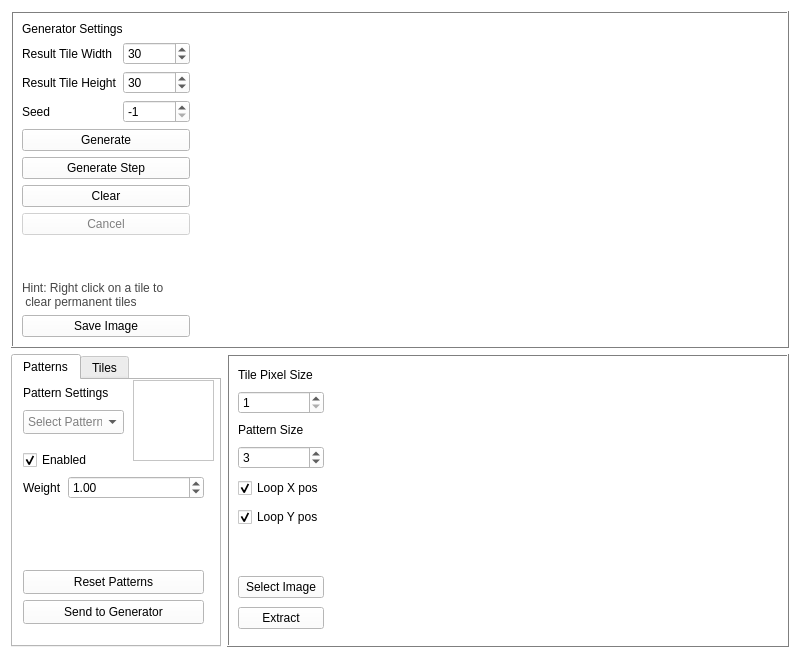
Before: the Qt Designer form wfc_gui.ui in Kotruper/WFC_GUI, drawn with Qt 5.
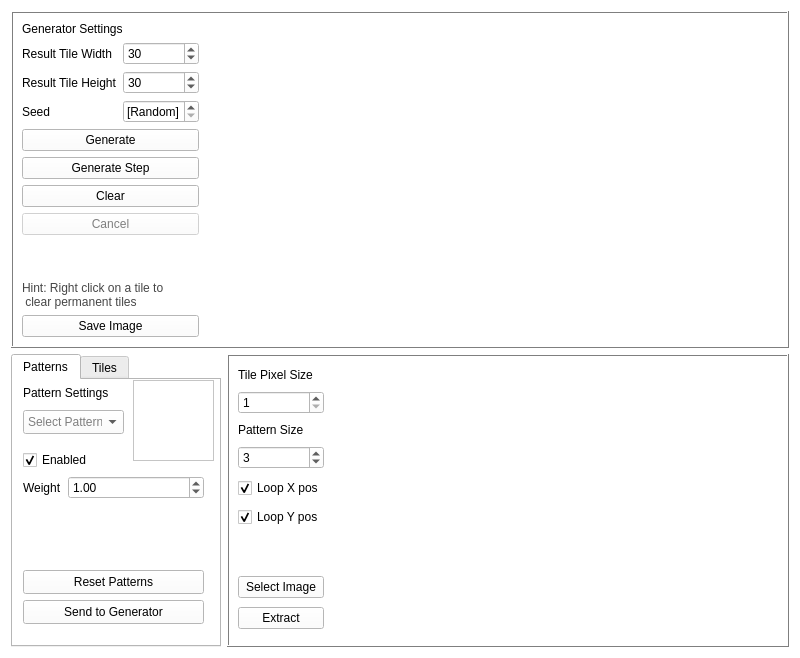
After: the same form once the commit is applied. The open tabs and pages were chosen to show the change.

The edit to the form file:
```diff
--- a/wfc_gui.ui
+++ b/wfc_gui.ui
@@ -584,6 +584,12 @@
               <verstretch>0</verstretch>
              </sizepolicy>
             </property>
+            <property name="toolTip">
+             <string>Controls the seed used to generate the output image. The same value will result in the same image.</string>
+            </property>
+            <property name="specialValueText">
+             <string>[Random]</string>
+            </property>
             <property name="minimum">
              <number>-1</number>
             </property>
```
Left out of the diff: 106 changed lines with no effect on the pictures.
